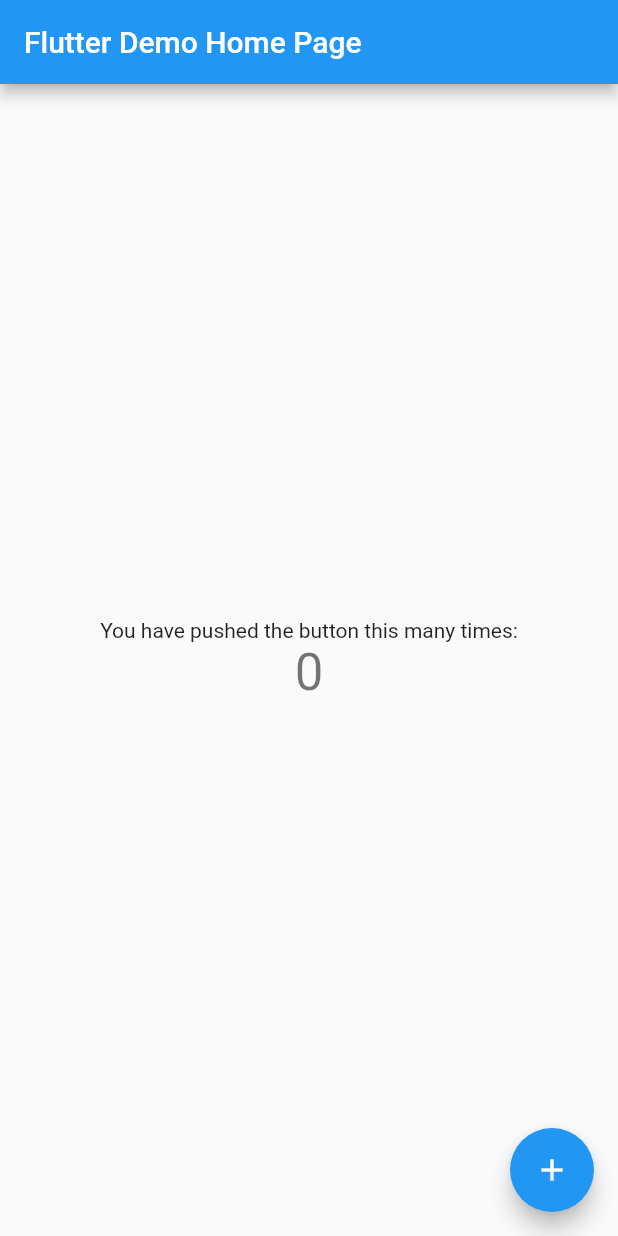
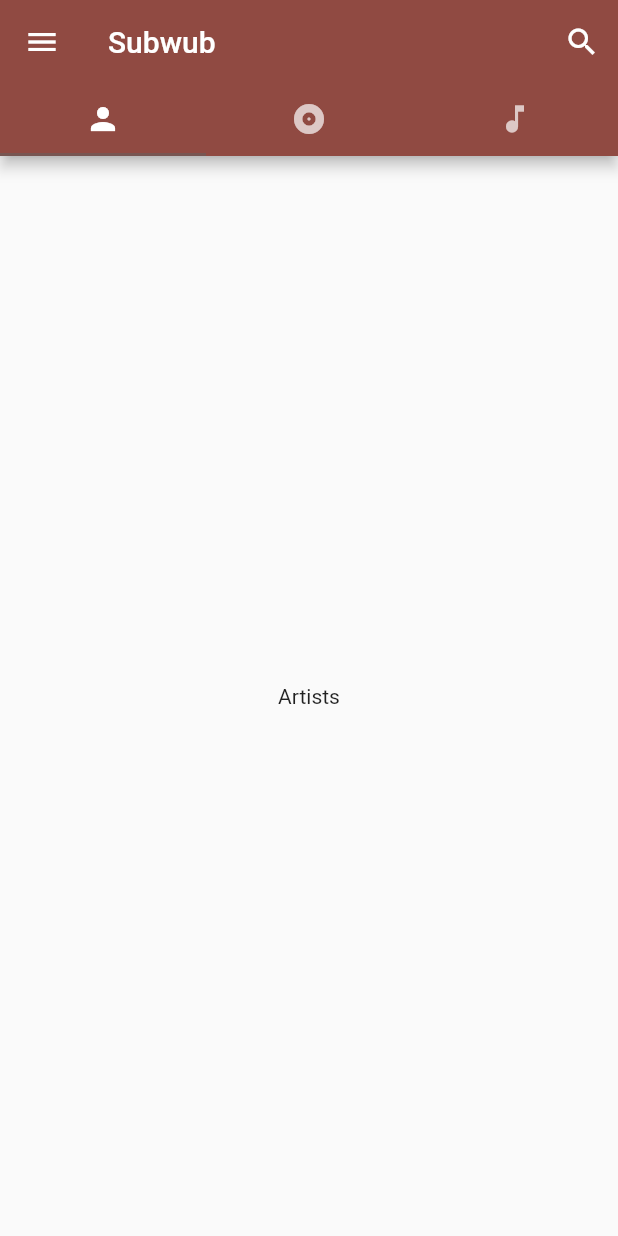
Before and after one commit to hedgepigdaniel/subwub, a Flutter app: the screen it shows after launch, on a phone screen of 412 x 824 dp. Run offline on Flutter 3.47's test engine with Material 2 defaults, Android fonts, the phone set to English and light mode, and no system bars.

Commit message:
feat: tabs, drawer, search

```diff
--- a/lib/main.dart
+++ b/lib/main.dart
@@ -1,115 +1,101 @@
 import 'package:flutter/material.dart';
+import 'package:flutter/services.dart';
 
 void main() {
-  runApp(const MyApp());
+  runApp(const SubwubApp());
 }
 
-class MyApp extends StatelessWidget {
-  const MyApp({super.key});
+class SubwubApp extends StatelessWidget {
+  const SubwubApp({super.key});
 
   // This widget is the root of your application.
   @override
   Widget build(BuildContext context) {
     return MaterialApp(
-      title: 'Flutter Demo',
+      title: 'Subwub',
       theme: ThemeData(
-        // This is the theme of your application.
-        //
-        // Try running your application with "flutter run". You'll see the
-        // application has a blue toolbar. Then, without quitting the app, try
-        // changing the primarySwatch below to Colors.green and then invoke
-        // "hot reload" (press "r" in the console where you ran "flutter run",
-        // or simply save your changes to "hot reload" in a Flutter IDE).
-        // Notice that the counter didn't reset back to zero; the application
-        // is not restarted.
-        primarySwatch: Colors.blue,
+        colorScheme: ColorScheme.fromSeed(
+          seedColor: Colors.red,
+          brightness: Brightness.light,
+        ),
       ),
-      home: const MyHomePage(title: 'Flutter Demo Home Page'),
+      darkTheme: ThemeData(
+        colorScheme: ColorScheme.fromSeed(
+          seedColor: Colors.red,
+          brightness: Brightness.dark,
+        ),
+      ),
+      initialRoute: '/',
+      routes: {
+        '/': (context) => SubwubHomePage(),
+        '/search': (context) => const SubwubSearch(),
+      },
     );
   }
 }
 
-class MyHomePage extends StatefulWidget {
-  const MyHomePage({super.key, required this.title});
-
-  // This widget is the home page of your application. It is stateful, meaning
-  // that it has a State object (defined below) that contains fields that affect
-  // how it looks.
-
-  // This class is the configuration for the state. It holds the values (in this
-  // case the title) provided by the parent (in this case the App widget) and
-  // used by the build method of the State. Fields in a Widget subclass are
-  // always marked "final".
-
-  final String title;
+class SubwubSearch extends StatelessWidget {
+  const SubwubSearch({super.key});
 
   @override
-  State<MyHomePage> createState() => _MyHomePageState();
+  Widget build(context) => Scaffold(
+        appBar: AppBar(
+          backgroundColor: Theme.of(context).dialogBackgroundColor,
+          title: Row(children: const [
+            Expanded(
+                child: TextField(
+              autofocus: true,
+              decoration: InputDecoration(hintText: "Search music"),
+            )),
+          ]),
+        ),
+        body: const Center(child: Text("Results")),
+      );
 }
 
-class _MyHomePageState extends State<MyHomePage> {
-  int _counter = 0;
+class SubwubHomePage extends StatelessWidget {
+  @override
+  Widget build(BuildContext context) {
+    return DefaultTabController(
+      length: 3,
+      initialIndex: 0,
+      child: Scaffold(
+        appBar: AppBar(
+            title: const Text("Subwub"),
+            actions: [
+              IconButton(
+                icon: const Icon(Icons.search),
+                tooltip: "Search",
+                onPressed: () {
+                  Navigator.pushNamed(context, '/search');
+                },
+              ),
+            ],
+            bottom: const TabBar(
+              tabs: [
+                Tab(icon: Icon(Icons.person)),
+                Tab(icon: Icon(Icons.album)),
+                Tab(icon: Icon(Icons.music_note)),
+              ],
+            )),
+        drawer: const SubwubDrawer(),
+        body: const TabBarView(
+          children: [
+            Center(child: Text("Artists")),
+            Center(child: Text("Albums")),
+            Center(child: Text("Songs")),
+          ],
+        ),
+      ),
+    );
+  }
+}
 
-  void _incrementCounter() {
-    setState(() {
-      // This call to setState tells the Flutter framework that something has
-      // changed in this State, which causes it to rerun the build method below
-      // so that the display can reflect the updated values. If we changed
-      // _counter without calling setState(), then the build method would not be
-      // called again, and so nothing would appear to happen.
-      _counter++;
-    });
-  }
+class SubwubDrawer extends StatelessWidget {
+  const SubwubDrawer({super.key});
 
   @override
   Widget build(BuildContext context) {
-    // This method is rerun every time setState is called, for instance as done
-    // by the _incrementCounter method above.
-    //
-    // The Flutter framework has been optimized to make rerunning build methods
-    // fast, so that you can just rebuild anything that needs updating rather
-    // than having to individually change instances of widgets.
-    return Scaffold(
-      appBar: AppBar(
-        // Here we take the value from the MyHomePage object that was created by
-        // the App.build method, and use it to set our appbar title.
-        title: Text(widget.title),
-      ),
-      body: Center(
-        // Center is a layout widget. It takes a single child and positions it
-        // in the middle of the parent.
-        child: Column(
-          // Column is also a layout widget. It takes a list of children and
-          // arranges them vertically. By default, it sizes itself to fit its
-          // children horizontally, and tries to be as tall as its parent.
-          //
-          // Invoke "debug painting" (press "p" in the console, choose the
-          // "Toggle Debug Paint" action from the Flutter Inspector in Android
-          // Studio, or the "Toggle Debug Paint" command in Visual Studio Code)
-          // to see the wireframe for each widget.
-          //
-          // Column has various properties to control how it sizes itself and
-          // how it positions its children. Here we use mainAxisAlignment to
-          // center the children vertically; the main axis here is the vertical
-          // axis because Columns are vertical (the cross axis would be
-          // horizontal).
-          mainAxisAlignment: MainAxisAlignment.center,
-          children: <Widget>[
-            const Text(
-              'You have pushed the button this many times:',
-            ),
-            Text(
-              '$_counter',
-              style: Theme.of(context).textTheme.headlineMedium,
-            ),
-          ],
-        ),
-      ),
-      floatingActionButton: FloatingActionButton(
-        onPressed: _incrementCounter,
-        tooltip: 'Increment',
-        child: const Icon(Icons.add),
-      ), // This trailing comma makes auto-formatting nicer for build methods.
-    );
+    return const Drawer();
   }
 }
```
Also changed, not shown: 2 other files.
